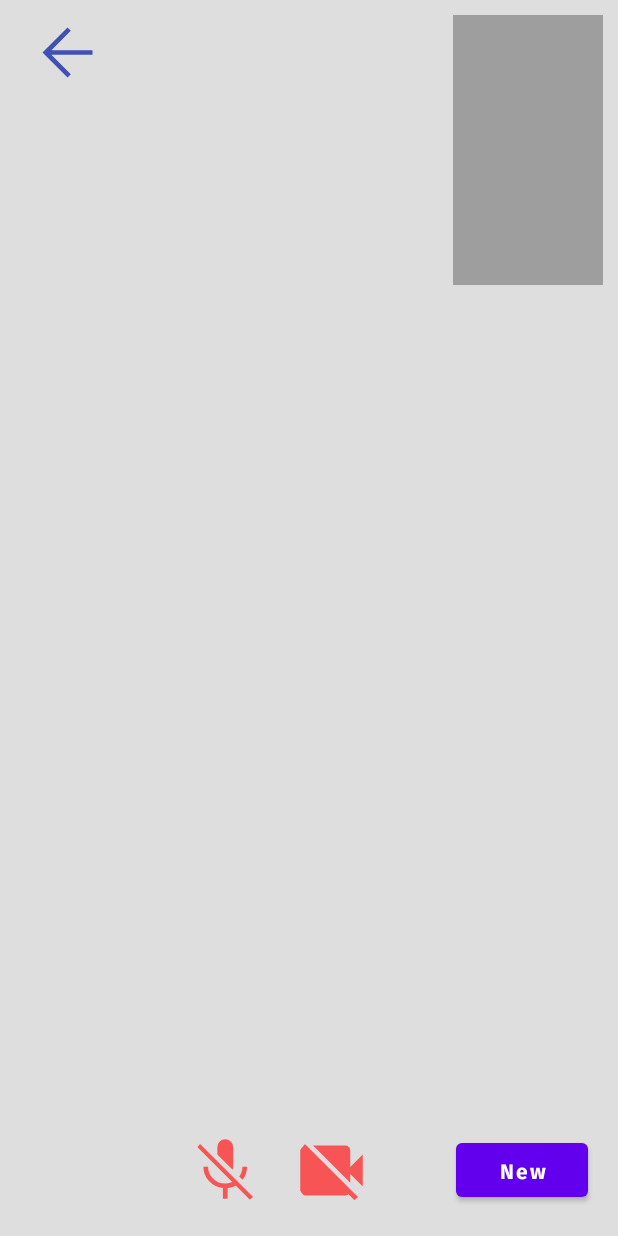
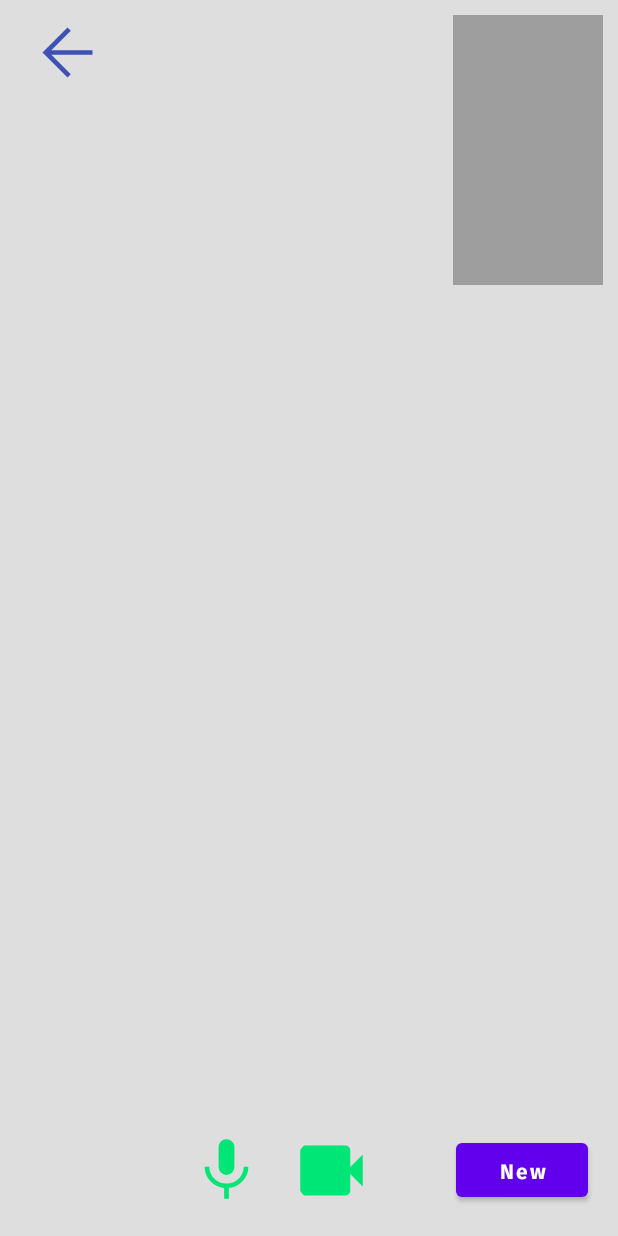
Before and after one commit to ApunichGULSHER/LivePari-EnjoyLiveVideoChat, an Android app: the fragment CallScreen placed in its activity, on a phone screen of 412 x 824 dp. Run offline under Robolectric (Android 15) with nearby library versions, the phone set to English and light mode, and no system bars; our stand-ins replace AdMob, CircleImageView, Firebase (no records; nobody signed in at launch, a user with empty details on screens opened directly), data binding; libraries missing offline, so code that uses them is left out: com.razorpay, com.thecode.aestheticdialogs, io.agora.rtc2; plain views replace NeumorphButton, NeumorphImageView, SmoothBottomBar, SpinKitView; 29 statements that could not run were skipped.

Commit message:
Minor changes

```diff
--- a/app/build.gradle
+++ b/app/build.gradle
@@ -60,6 +60,8 @@ dependencies {
     implementation 'com.google.android.gms:play-services-auth:20.4.0'
     implementation 'com.google.firebase:firebase-crashlytics-ktx'
     implementation 'com.google.firebase:firebase-analytics-ktx'
+    implementation 'com.google.firebase:firebase-appcheck-playintegrity'
+    implementation 'com.google.firebase:firebase-functions-ktx'
 
     implementation 'com.github.bumptech.glide:glide:4.14.2'
     annotationProcessor 'com.github.bumptech.glide:compiler:4.14.2'
@@ -82,7 +84,6 @@ dependencies {
     implementation 'com.github.fornewid:neumorphism:0.2.1'
 
     implementation "com.google.android.gms:play-services-ads:21.4.0"
-    implementation 'com.google.firebase:firebase-functions-ktx'
 
     implementation "com.razorpay:checkout:1.6.26"
     implementation 'io.agora.rtc:full-sdk:4.1.0'
--- a/app/src/main/java/com/blogspot/bunnylists/maate/viewModels/MainScreenViewModel.kt
+++ b/app/src/main/java/com/blogspot/bunnylists/maate/viewModels/MainScreenViewModel.kt
@@ -79,6 +79,9 @@ class MainScreenViewModel(
 
     val royalCallsPrice: LiveData<String>
         get() = repository.royalLobbyCallsPrice
+
+    val callAdTimeGap: LiveData<Long>
+        get() = repository.callAdTimeGap
 
     val paymentInitTask: LiveData<NetworkResult<String>>
         get() = repository.paymentInitTask
--- a/app/src/main/res/layout/fragment_call_screen.xml
+++ b/app/src/main/res/layout/fragment_call_screen.xml
@@ -59,13 +59,13 @@
                     android:layout_width="50dp"
                     android:layout_height="50dp"
                     android:layout_marginEnd="20dp"
-                    android:src="@drawable/mic_off" />
+                    android:src="@drawable/mic_on" />
 
                 <de.hdodenhof.circleimageview.CircleImageView
                     android:id="@+id/video_button"
                     android:layout_width="50dp"
                     android:layout_height="50dp"
-                    android:src="@drawable/videocam_off"
+                    android:src="@drawable/videocam_on"
                     android:layout_marginEnd="40dp"/>
             </LinearLayout>
 
```
Also changed, not shown: app/src/main/java/com/blogspot/bunnylists/maate/Utils/MyApplication.kt (+7 -0 lines), app/src/main/java/com/blogspot/bunnylists/maate/activities/MainScreens/CallScreen.kt (+5 -5 lines), app/src/main/java/com/blogspot/bunnylists/maate/repository/MyRepository.kt (+15 -16 lines).
